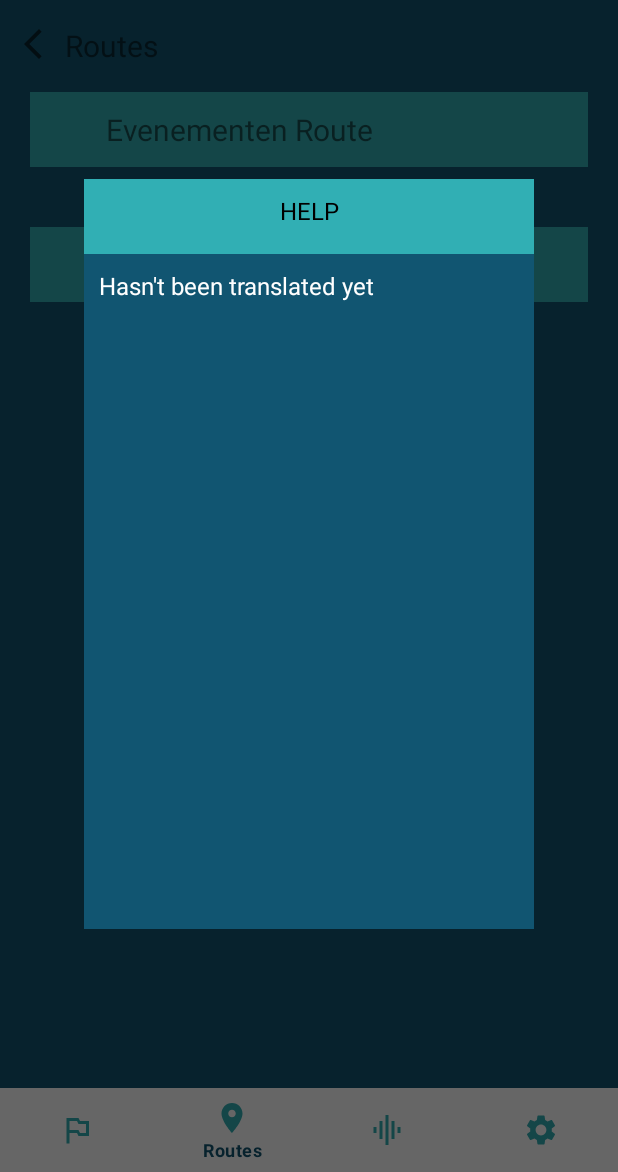
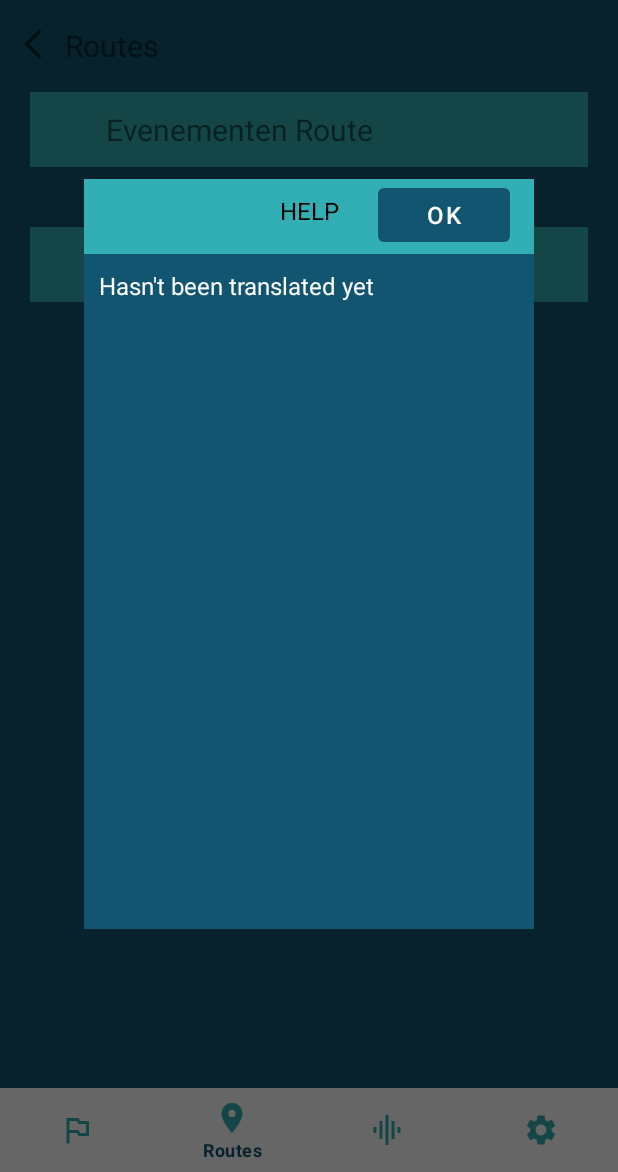
Before and after one commit to SemvdH/Next-Location, an Android app: the fragment HelpPopup placed in its activity, item 2 of the bottom bar chosen, on a phone screen of 412 x 824 dp, the part 64-1236 px from its top. Run offline under Robolectric (Android 15) with nearby library versions, the light colour scheme and no system bars; libraries missing offline, so code that uses them is left out: org.osmdroid.api, org.osmdroid.config, org.osmdroid.util, org.osmdroid.views; pictures from the network do not load; 23 statements that could not run were skipped.

Commit message:
added ok button to help popup

```diff
--- a/app/src/main/java/com/a1/nextlocation/fragments/HelpPopup.java
+++ b/app/src/main/java/com/a1/nextlocation/fragments/HelpPopup.java
@@ -4,6 +4,7 @@ import android.os.Bundle;
 import android.view.LayoutInflater;
 import android.view.View;
 import android.view.ViewGroup;
+import android.widget.Button;
 
 import androidx.fragment.app.DialogFragment;
 
@@ -15,6 +16,8 @@ public class HelpPopup extends DialogFragment {
     public View onCreateView(LayoutInflater inflater, ViewGroup container, Bundle savedInstanceState) {
         View rootView = inflater.inflate(R.layout.help_popup, container, false);
         getDialog().setTitle("Simple Dialog");
+        Button okButton = rootView.findViewById(R.id.help_ok_button);
+        okButton.setOnClickListener(v -> dismiss());
         return rootView;
     }
 }
--- a/app/src/main/res/layout/help_popup.xml
+++ b/app/src/main/res/layout/help_popup.xml
@@ -44,6 +44,15 @@
 
     </ScrollView>
 
+    <Button
+        android:id="@+id/help_ok_button"
+        android:layout_width="wrap_content"
+        android:layout_height="wrap_content"
+        android:layout_marginEnd="16dp"
+        android:text="ok"
+        app:layout_constraintEnd_toEndOf="parent"
+        app:layout_constraintTop_toTopOf="@+id/helpPopTitle" />
+
 
 
 
```
